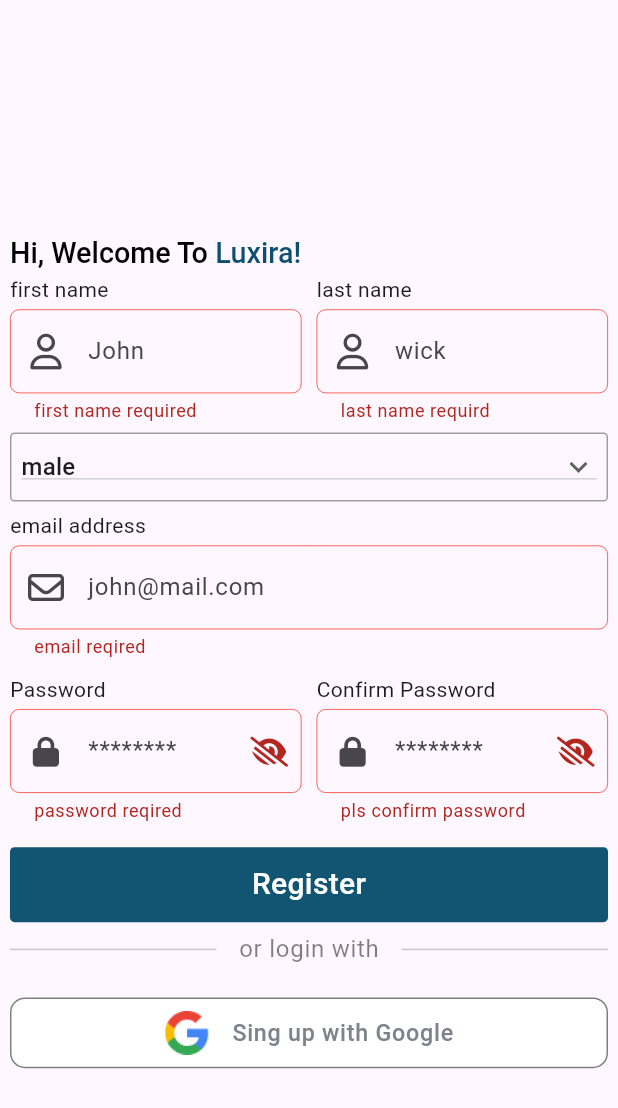
After one commit to sayedyounis00/Luxira, a Flutter app: the RegisterView screen opened by its route, after a tap on "Register", on a phone screen of 412 x 824 dp. The commit adds this screen. Shown: the top 1108 px of the screen. Run offline on Flutter 3.47's test engine with Material 3 defaults, Android fonts, the phone set to English and light mode, and no system bars; our stand-ins replace dio, flutter_bloc, flutter_screenutil, font_awesome_flutter.

Commit message:
finsh register page ui and logic -refactor code -add register cubit -adding register repo

```diff
--- a/lib/core/utils/navigation/router.dart
+++ b/lib/core/utils/navigation/router.dart
@@ -2,12 +2,17 @@ import 'package:flutter/cupertino.dart';
 import 'package:flutter/material.dart';
 import 'package:luxira/core/utils/navigation/routers.dart';
 import 'package:luxira/features/auth/login/ui/login_view.dart';
+import 'package:luxira/features/auth/register/ui/register_view.dart';
 
 Route<dynamic> onGenerate(RouteSettings setting) {
   switch (setting.name) {
     case AppRouter.loginPage:
       {
         return CupertinoPageRoute(builder: (_) => const LoginView());
+      }
+    case AppRouter.registerPage:
+      {
+        return CupertinoPageRoute(builder: (_) => const RegisterView());
       }
 
     default:
--- a/lib/features/auth/login/ui/widgets/redirect_to_register.dart
+++ b/lib/features/auth/login/ui/widgets/redirect_to_register.dart
@@ -1,7 +1,7 @@
-
 import 'package:flutter/material.dart';
 import 'package:luxira/core/utils/constants/colors.dart';
 import 'package:luxira/core/widgets/space.dart';
+import 'package:luxira/features/auth/register/ui/register_view.dart';
 
 class RedirectToRegister extends StatelessWidget {
   const RedirectToRegister({
@@ -16,18 +16,17 @@ class RedirectToRegister extends StatelessWidget {
           'New here?',
           //!change with style
           style: Theme.of(context).textTheme.bodyLarge!.copyWith(
-              color: Colors.black.withOpacity(.5),
-              fontWeight: FontWeight.w500),
+              color: Colors.black.withOpacity(.5), fontWeight: FontWeight.w500),
         ),
         const SpaceH(5),
         InkWell(
           onTap: () {
-            // Navigator.push(
-            //   context,
-            //   MaterialPageRoute(
-            //     builder: (context) => const RegisterView(),
-            //   ),
-            // );
+            Navigator.push(
+              context,
+              MaterialPageRoute(
+                builder: (context) => const RegisterView(),
+              ),
+            );
           },
           child: Text(
             'Create an account.',
--- /dev/null
+++ b/lib/features/auth/register/data/new_user.dart
@@ -0,0 +1,15 @@
+class NewUser {
+  final String email;
+  final String password;
+  final String firstname;
+  final String lastname;
+  final String gender;
+
+  NewUser({
+    required this.email,
+    required this.password,
+    required this.firstname,
+    required this.lastname,
+    required this.gender,
+  });
+}
--- /dev/null
+++ b/lib/features/auth/register/logic/cubit/register_cubit.dart
@@ -0,0 +1,38 @@
+import 'dart:developer';
+
+import 'package:dio/dio.dart';
+import 'package:flutter_bloc/flutter_bloc.dart';
+import 'package:luxira/core/helper/networking/api_services.dart';
+import 'package:luxira/core/utils/constants/strings.dart';
+import 'package:luxira/features/auth/register/data/new_user.dart';
+
+part 'register_state.dart';
+
+class RegisterCubit extends Cubit<RegisterState> {
+  RegisterCubit() : super(RegisterInitial());
+  late Response response;
+  late NewUser user = NewUser(
+      email: 'email',
+      password: 'password',
+      firstname: 'firstname',
+      lastname: 'lastname',
+      gender: 'gender');
+  void register(NewUser newUser) async {
+    emit(RegisterLoading());
+    try {
+      user = newUser;
+      Map<String, dynamic> data = {
+        'firstName': newUser.firstname,
+        'lastName': newUser.lastname,
+        'gender': newUser.gender,
+        'email': newUser.email,
+        'password': newUser.password,
+      };
+      response = await ApiServices()
+          .postMethod(url: ConstString.registerUrl, data: data);
+      emit(RegisterSuccess(newUser: newUser));
+    } catch (e) {
+      return log("error message:${e.toString()}:statuscode:${response.statusCode}");
+    }
+  }
+}
--- /dev/null
+++ b/lib/features/auth/register/logic/cubit/register_state.dart
@@ -0,0 +1,18 @@
+part of 'register_cubit.dart';
+
+sealed class RegisterState {}
+
+final class RegisterInitial extends RegisterState {}
+
+final class RegisterSuccess extends RegisterState {
+  final NewUser newUser;
+  RegisterSuccess({required this.newUser});
+}
+
+final class RegisterFailed extends RegisterState {
+  final String erroeMessage;
+
+  RegisterFailed({required this.erroeMessage});
+}
+
+final class RegisterLoading extends RegisterState {}
--- /dev/null
+++ b/lib/features/auth/register/ui/register_view.dart
@@ -0,0 +1,237 @@
+import 'package:flutter/material.dart';
+import 'package:flutter_bloc/flutter_bloc.dart';
+import 'package:flutter_screenutil/flutter_screenutil.dart';
+import 'package:font_awesome_flutter/font_awesome_flutter.dart';
+import 'package:luxira/core/helper/validation/form_validation.dart';
+import 'package:luxira/core/utils/navigation/routers.dart';
+import 'package:luxira/core/utils/style/text_styles.dart';
+import 'package:luxira/core/widgets/app_custom_button.dart';
+import 'package:luxira/core/widgets/custom_text_feild.dart';
+import 'package:luxira/core/widgets/drop_down_menu.dart';
+import 'package:luxira/core/widgets/space.dart';
+import 'package:luxira/features/auth/login/ui/widgets/sign_with_google.dart';
+import 'package:luxira/features/auth/register/data/new_user.dart';
+import 'package:luxira/features/auth/register/logic/cubit/register_cubit.dart';
+import 'package:luxira/features/auth/register/ui/widgets/welcome_text.dart';
+
+class RegisterView extends StatefulWidget {
+  const RegisterView({super.key});
+
+  @override
+  State<RegisterView> createState() => _RegisterViewState();
+}
+
+class _RegisterViewState extends State<RegisterView> {
+  bool isVisable = false;
+  bool isVisabletwo = false;
+  var formKey = GlobalKey<FormState>();
+  final TextEditingController firstNamecont = TextEditingController();
+  final TextEditingController lastNamecont = TextEditingController();
+  TextEditingController emailcont = TextEditingController();
+  final TextEditingController passwordcont = TextEditingController();
+  final TextEditingController passwordConfirmcont = TextEditingController();
+
+  @override
+  Widget build(BuildContext context) {
+    return Scaffold(
+      body: Padding(
+        padding: EdgeInsets.only(left: 16.0.w, right: 16.w, top: 400.h),
+        child: SafeArea(
+          child: SingleChildScrollView(
+            child: Form(
+              key: formKey,
+              child: Column(
+                crossAxisAlignment: CrossAxisAlignment.start,
+                children: [
+                  Padding(
+                    padding: EdgeInsets.symmetric(vertical: 10.0.h),
+                    child: const WelcomeText(),
+                  ),
+                  Row(
+                    children: [
+                      Expanded(
+                        child: AppTextFeild(
+                          keyboardType: TextInputType.name,
+                          validator: (value) {
+                            return FormValidation.validator(
+                                errmessage: 'first name required', val: value!);
+                          },
+                          upText: 'first name',
+                          hintText: 'John',
+                          controller: firstNamecont,
+                          prefixIcon: const Icon(FontAwesomeIcons.user),
+                        ),
+                      ),
+                      const SpaceH(10),
+                      Expanded(
+                        child: AppTextFeild(
+                          keyboardType: TextInputType.name,
+                          validator: (value) {
+                            return FormValidation.validator(
+                                errmessage: 'last name requird ', val: value!);
+                          },
+                          upText: 'last name',
+                          hintText: 'wick',
+                          controller: lastNamecont,
+                          prefixIcon: const Icon(FontAwesomeIcons.user),
+                        ),
+                      ),
+                    ],
+                  ),
+                  //!need to be fix with a parterner
+                  const AppDropDownMenu(),
+                  AppTextFeild(
+                    keyboardType: TextInputType.emailAddress,
+                    validator: (value) {
+                      return FormValidation.validator(
+                          upText: 'email address',
+                          errmessage: 'email reqired ',
+                          val: value!);
+                    },
+                    upText: 'email address',
+                    hintText: 'john@mail.com',
+                    controller: emailcont,
+                    prefixIcon: const Icon(FontAwesomeIcons.envelope),
+                  ),
+                  const SpaceV(10),
+                  Row(
+                    children: [
+                      Expanded(
+                        child: AppTextFeild(
+                          validator: (value) {
+                            return FormValidation.validator(
+                                upText: 'Password',
+                                errmessage: 'password reqired',
+                                val: value!);
+                          },
+                          obscureText: !isVisable,
+                          upText: 'Password',
+                          hintText: '********',
+                          controller: passwordcont,
+                          prefixIcon: const Icon(
+                            FontAwesomeIcons.lock,
+                            size: 20,
+                          ),
+                          suffixIcon: IconButton(
+                            icon: isVisable
+                                ? const Icon(
+                                    FontAwesomeIcons.eye,
+                                    size: 20,
+                                  )
+                                : const Icon(
+                                    FontAwesomeIcons.eyeLowVision,
+                                    size: 20,
+                                  ),
+                            onPressed: () {
+                              isVisable = !isVisable;
+                              setState(() {});
+                            },
+                          ),
+                        ),
+                      ),
+                      const SpaceH(10),
+                      Expanded(
+                        child: AppTextFeild(
+                          validator: (value) {
+                            return FormValidation.validator(
+                                errmessage: 'pls confirm password',
+                                val: value!);
+                          },
+                          obscureText: !isVisabletwo,
+                          upText: 'Confirm Password',
+                          hintText: '********',
+                          controller: passwordConfirmcont,
+                          prefixIcon: const Icon(
+                            FontAwesomeIcons.lock,
+                            size: 20,
+                          ),
+                          suffixIcon: IconButton(
+                            icon: isVisabletwo
+                                ? const Icon(
+                                    FontAwesomeIcons.eye,
+                                    size: 20,
+                                  )
+                                : const Icon(
+                                    FontAwesomeIcons.eyeLowVision,
+                                    size: 20,
+                                  ),
+                            onPressed: () {
+                              isVisabletwo = !isVisabletwo;
+                              setState(() {});
+                            },
+                          ),
+                        ),
+                      ),
+                    ],
+                  ),
+                  const SpaceV(10),
+                  BlocBuilder<RegisterCubit, RegisterState>(
+                    builder: (context, state) {
+                      return AppCustomButton(
+                        buttonWidget: state is RegisterLoading
+                            ? const Center(child: CircularProgressIndicator())
+                            :  Text(
+                                'Register',
+                                style: TextStyles.font20Weight500white,
+                              ),
+                        onTap: () {
+                          if (formKey.currentState!.validate() &&
+                              passwordcont.text != passwordConfirmcont.text) {
+                            handelpasswordMatch();
+                          }
+                          setState(() {});
+                          if (formKey.currentState!.validate()) {
+                            BlocProvider.of<RegisterCubit>(context).register(
+                              NewUser(
+                                email: emailcont.text,
+                                password: passwordcont.text,
+                                firstname: firstNamecont.text,
+                                lastname: lastNamecont.text,
+                                gender: 'male',
+                              ),
+                            );
+                            if (state is RegisterSuccess) {
+                              Navigator.pushNamed(
+                                context,
+                                AppRouter.verificationpage,
+                                arguments: emailcont.text,
+                              );
+                            }
+                          } else {
+                            return null;
+                          }
+                        },
+                      );
+                    },
+                  ),
+                   Row(
+                children: [
+                  const Expanded(child: Divider(endIndent: 15)),
+                  Text(
+                    'or login with',
+                    style: Theme.of(context).textTheme.bodyLarge!.copyWith(
+                          color: Colors.black.withOpacity(.5),
+                        ),
+                  ),
+                  const Expanded(child: Divider(indent: 15)),
+                ],
+              ),
+              const SpaceV(20),
+              const SignWithGoogle()
+                ],
+              ),
+            ),
+          ),
+        ),
+      ),
+    );
+  }
+
+  handelpasswordMatch() {
+    ScaffoldMessenger.of(context).showSnackBar(
+      const SnackBar(
+        content: Text('password are not equal'),
+      ),
+    );
+  }
+}
--- /dev/null
+++ b/lib/features/auth/register/ui/widgets/welcome_text.dart
@@ -0,0 +1,29 @@
+import 'package:flutter/material.dart';
+import 'package:flutter_screenutil/flutter_screenutil.dart';
+
+class WelcomeText extends StatelessWidget {
+  const WelcomeText({
+    super.key,
+  });
+
+  @override
+  Widget build(BuildContext context) {
+    return RichText(
+      text: TextSpan(
+          text: 'Hi, Welcome To ',
+          style: TextStyle(
+              fontSize: 50.sp,
+              fontWeight: FontWeight.w500,
+              color: Colors.black),
+          children: [
+            TextSpan(
+              text: 'Luxira!',
+              style: TextStyle(
+                  fontSize: 50.sp,
+                  fontWeight: FontWeight.w500,
+                  color: const Color(0xff0D4F71)),
+            )
+          ]),
+    );
+  }
+}
--- a/lib/main.dart
+++ b/lib/main.dart
@@ -1,7 +1,9 @@
 import 'package:flutter/material.dart';
+import 'package:flutter_bloc/flutter_bloc.dart';
 import 'package:flutter_screenutil/flutter_screenutil.dart';
 import 'package:luxira/core/utils/navigation/router.dart';
 import 'package:luxira/core/utils/navigation/routers.dart';
+import 'package:luxira/features/auth/register/logic/cubit/register_cubit.dart';
 
 void main() {
 runApp(const Luxira());
@@ -12,14 +14,17 @@ class Luxira extends StatelessWidget {
 
 @override
 Widget build(BuildContext context) {
-    return const ScreenUtilInit(
-      designSize: Size(990.63, 2147.69),
+  return  ScreenUtilInit(
+    designSize: const Size(990.63, 2147.69),
     minTextAdapt: true,
-      child: MaterialApp(
+    child: BlocProvider(
+      create: (context) => RegisterCubit(),
+      child: const MaterialApp(
         debugShowCheckedModeBanner: false,
         onGenerateRoute: onGenerate,
         initialRoute: AppRouter.loginPage,
       ),
+    ),
   );
 }
 }
```
Also changed, not shown: lib/features/auth/register/data/services/register_repo.dart (added, +26 -0 lines). Lines whose indentation alone changed are shown as unchanged.
